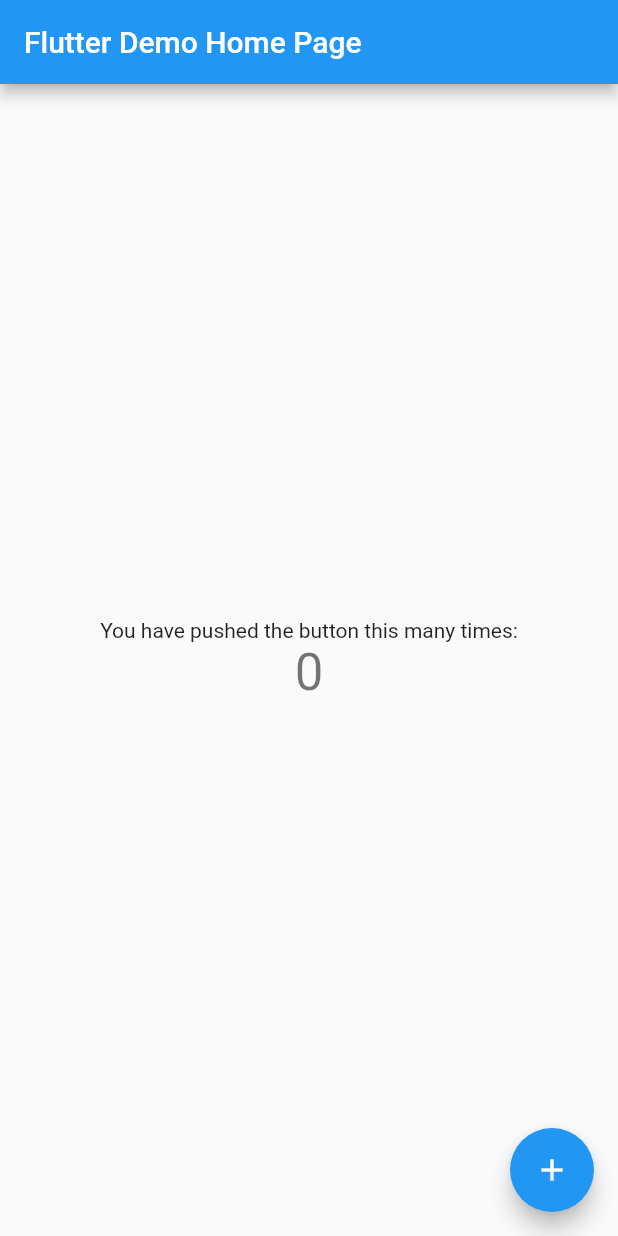
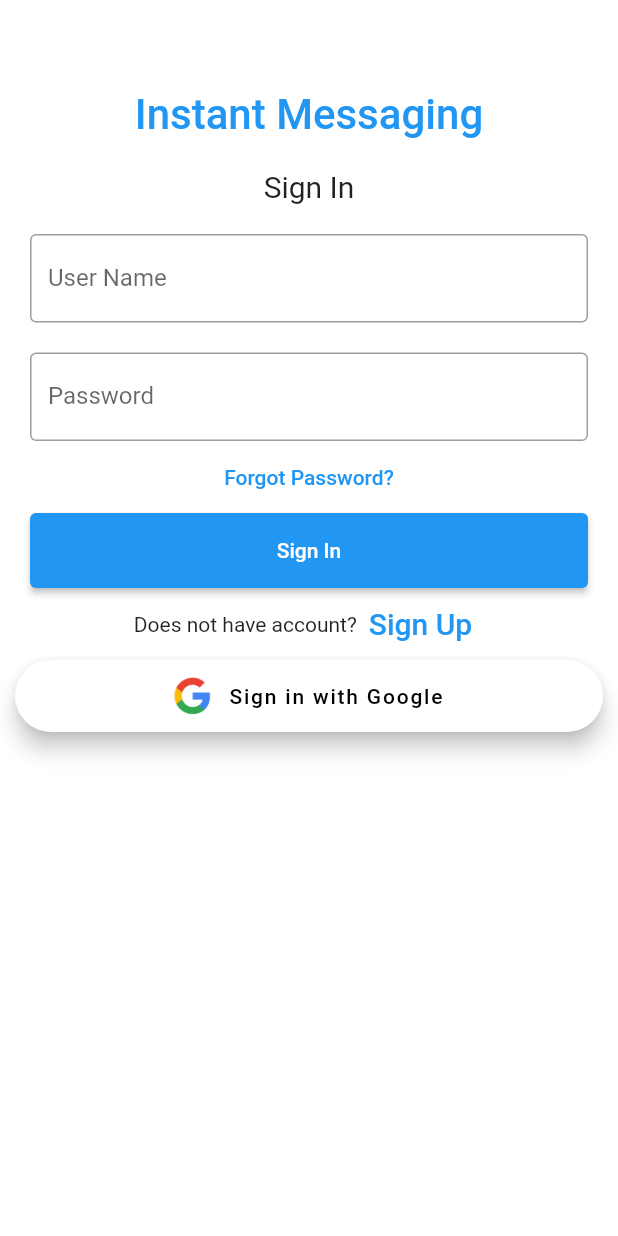
Before and after one commit to maimoonagul/Chat-Application, a Flutter app: the screen it shows after launch, on a phone screen of 412 x 824 dp. Run offline on Flutter 3.47's test engine with Material 2 defaults, Android fonts, the phone set to English and light mode, and no system bars; our stand-ins replace get, google_sign_in.

Commit message:
Updated (Chat Detail to implement)

```diff
--- /dev/null
+++ b/chat_application/lib/controller/signin_controller.dart
@@ -0,0 +1,12 @@
+import 'package:get/get.dart';
+import 'package:google_sign_in/google_sign_in.dart';
+
+class SigninController extends GetxController {
+  final _googleSignin = GoogleSignIn();
+  var googleAccount = Rx<GoogleSignInAccount?>(null); // capture user information
+
+
+  login() async{
+    googleAccount.value = await _googleSignin.signIn();
+  }
+}
--- a/chat_application/lib/main.dart
+++ b/chat_application/lib/main.dart
@@ -1,115 +1,10 @@
 import 'package:flutter/material.dart';
+import 'package:get/get.dart';
+
+import 'view/signin_view.dart';
 
 void main() {
-  runApp(const MyApp());
+  runApp( GetMaterialApp(
+    home: SigninScreen(),
+  ));
 }
-
-class MyApp extends StatelessWidget {
-  const MyApp({Key? key}) : super(key: key);
-
-  // This widget is the root of your application.
-  @override
-  Widget build(BuildContext context) {
-    return MaterialApp(
-      title: 'Flutter Demo',
-      theme: ThemeData(
-        // This is the theme of your application.
-        //
-        // Try running your application with "flutter run". You'll see the
-        // application has a blue toolbar. Then, without quitting the app, try
-        // changing the primarySwatch below to Colors.green and then invoke
-        // "hot reload" (press "r" in the console where you ran "flutter run",
-        // or simply save your changes to "hot reload" in a Flutter IDE).
-        // Notice that the counter didn't reset back to zero; the application
-        // is not restarted.
-        primarySwatch: Colors.blue,
-      ),
-      home: const MyHomePage(title: 'Flutter Demo Home Page'),
-    );
-  }
-}
-
-class MyHomePage extends StatefulWidget {
-  const MyHomePage({Key? key, required this.title}) : super(key: key);
-
-  // This widget is the home page of your application. It is stateful, meaning
-  // that it has a State object (defined below) that contains fields that affect
-  // how it looks.
-
-  // This class is the configuration for the state. It holds the values (in this
-  // case the title) provided by the parent (in this case the App widget) and
-  // used by the build method of the State. Fields in a Widget subclass are
-  // always marked "final".
-
-  final String title;
-
-  @override
-  State<MyHomePage> createState() => _MyHomePageState();
-}
-
-class _MyHomePageState extends State<MyHomePage> {
-  int _counter = 0;
-
-  void _incrementCounter() {
-    setState(() {
-      // This call to setState tells the Flutter framework that something has
-      // changed in this State, which causes it to rerun the build method below
-      // so that the display can reflect the updated values. If we changed
-      // _counter without calling setState(), then the build method would not be
-      // called again, and so nothing would appear to happen.
-      _counter++;
-    });
-  }
-
-  @override
-  Widget build(BuildContext context) {
-    // This method is rerun every time setState is called, for instance as done
-    // by the _incrementCounter method above.
-    //
-    // The Flutter framework has been optimized to make rerunning build methods
-    // fast, so that you can just rebuild anything that needs updating rather
-    // than having to individually change instances of widgets.
-    return Scaffold(
-      appBar: AppBar(
-        // Here we take the value from the MyHomePage object that was created by
-        // the App.build method, and use it to set our appbar title.
-        title: Text(widget.title),
-      ),
-      body: Center(
-        // Center is a layout widget. It takes a single child and positions it
-        // in the middle of the parent.
-        child: Column(
-          // Column is also a layout widget. It takes a list of children and
-          // arranges them vertically. By default, it sizes itself to fit its
-          // children horizontally, and tries to be as tall as its parent.
-          //
-          // Invoke "debug painting" (press "p" in the console, choose the
-          // "Toggle Debug Paint" action from the Flutter Inspector in Android
-          // Studio, or the "Toggle Debug Paint" command in Visual Studio Code)
-          // to see the wireframe for each widget.
-          //
-          // Column has various properties to control how it sizes itself and
-          // how it positions its children. Here we use mainAxisAlignment to
-          // center the children vertically; the main axis here is the vertical
-          // axis because Columns are vertical (the cross axis would be
-          // horizontal).
-          mainAxisAlignment: MainAxisAlignment.center,
-          children: <Widget>[
-            const Text(
-              'You have pushed the button this many times:',
-            ),
-            Text(
-              '$_counter',
-              style: Theme.of(context).textTheme.headline4,
-            ),
-          ],
-        ),
-      ),
-      floatingActionButton: FloatingActionButton(
-        onPressed: _incrementCounter,
-        tooltip: 'Increment',
-        child: const Icon(Icons.add),
-      ), // This trailing comma makes auto-formatting nicer for build methods.
-    );
-  }
-}
--- /dev/null
+++ b/chat_application/lib/model/chat_item_model.dart
@@ -0,0 +1,8 @@
+class ChatItemModel {
+  String name;
+  String mostRecentMessage;
+  String messageDate;
+
+  ChatItemModel(this.name, this.mostRecentMessage, this.messageDate);
+
+}
--- /dev/null
+++ b/chat_application/lib/view/signin_view.dart
@@ -0,0 +1,116 @@
+import 'package:chat_application/view/profile_view.dart';
+import 'package:chat_application/view/reset_password_view.dart';
+import 'package:chat_application/view/signup_view.dart';
+import 'package:flutter/material.dart';
+import 'package:get/get.dart';
+import 'package:google_sign_in/google_sign_in.dart';
+
+import '../controller/signin_controller.dart';
+
+class SigninScreen extends StatelessWidget {
+  SigninScreen({Key? key}) : super(key: key);
+  final controller =
+      Get.put(SigninController()); //create instance of controller in view
+  @override
+  Widget build(BuildContext context) {
+    return Scaffold(
+      backgroundColor: Colors.white,
+      body: Padding(
+        padding: const EdgeInsets.all(10),
+        child: ListView(
+          children: <Widget>[
+            Container(
+                alignment: Alignment.center,
+                padding: const EdgeInsets.fromLTRB(10, 50, 10, 10),
+                child: const Text(
+                  'Instant Messaging',
+                  style: TextStyle(
+                      color: Colors.blue,
+                      fontWeight: FontWeight.w500,
+                      fontSize: 28),
+                )),
+            Container(
+                alignment: Alignment.center,
+                padding: const EdgeInsets.all(10),
+                child: const Text(
+                  'Sign In',
+                  style: TextStyle(fontSize: 20),
+                )),
+            Container(
+              padding: const EdgeInsets.all(10),
+              child: const TextField(
+                // controller: nameController,
+                decoration: InputDecoration(
+                  border: OutlineInputBorder(),
+                  labelText: 'User Name',
+                ),
+              ),
+            ),
+            Container(
+              padding: const EdgeInsets.fromLTRB(10, 10, 10, 0),
+              child: const TextField(
+                obscureText: true,
+                //controller: passwordController,
+                decoration: InputDecoration(
+                  border: OutlineInputBorder(),
+                  labelText: 'Password',
+                ),
+              ),
+            ),
+            TextButton(
+              onPressed: () {
+                Get.to(() => const ResetPasswordScreen());
+              },
+              child: const Text(
+                'Forgot Password?',
+              ),
+            ),
+            Container(
+                height: 50,
+                padding: const EdgeInsets.fromLTRB(10, 0, 10, 0),
+                child: ElevatedButton(
+                  child: const Text('Sign In'),
+                  onPressed: () {
+                    Get.to(() => ProfileView());
+                  },
+                )),
+            Row(
+              children: <Widget>[
+                const Text('Does not have account?'),
+                TextButton(
+                  child: const Text(
+                    'Sign Up',
+                    style: TextStyle(fontSize: 20),
+                  ),
+                  onPressed: () {
+                    //signup screen
+                    Get.to(() => const SignUpScreen());
+                  },
+                ),
+              ],
+              mainAxisAlignment: MainAxisAlignment.center,
+            ),
+            FloatingActionButton.extended(
+                onPressed: () {
+                  // print('::::::::::::::::::::::::ONPRESSED CALLED::::::::::::::::::::::::::::::::::::');
+                  // GoogleSignIn().signIn();
+                  // if (controller.googleAccount.value == null) {
+                  //   //error message
+                  // } else {
+                  //   Get.to(ProfileView());
+                  // }
+                },
+                label: const Text('Sign in with Google'),
+                backgroundColor: Colors.white,
+                foregroundColor: Colors.black,
+                icon: Image.asset(
+                  'assets/images/google.png',
+                  height: 32,
+                  width: 32,
+                )),
+          ],
+        ),
+      ),
+    );
+  }
+}
```
Also changed, not shown: chat_application/lib/model/chat_helper_model.dart (added, +14 -0 lines), chat_application/lib/view/chat_detail_view.dart (added, +17 -0 lines), chat_application/lib/view/chats_view.dart (added, +153 -0 lines), chat_application/lib/view/profile_view.dart (added, +65 -0 lines), chat_application/lib/view/reset_password_view.dart (added, +56 -0 lines), chat_application/lib/view/signup_view.dart (added, +115 -0 lines), chat_application/pubspec.yaml (+6 -3 lines), chat_application/assets/images/google.png (added), chat_application/pubspec.lock, 4 other files.
